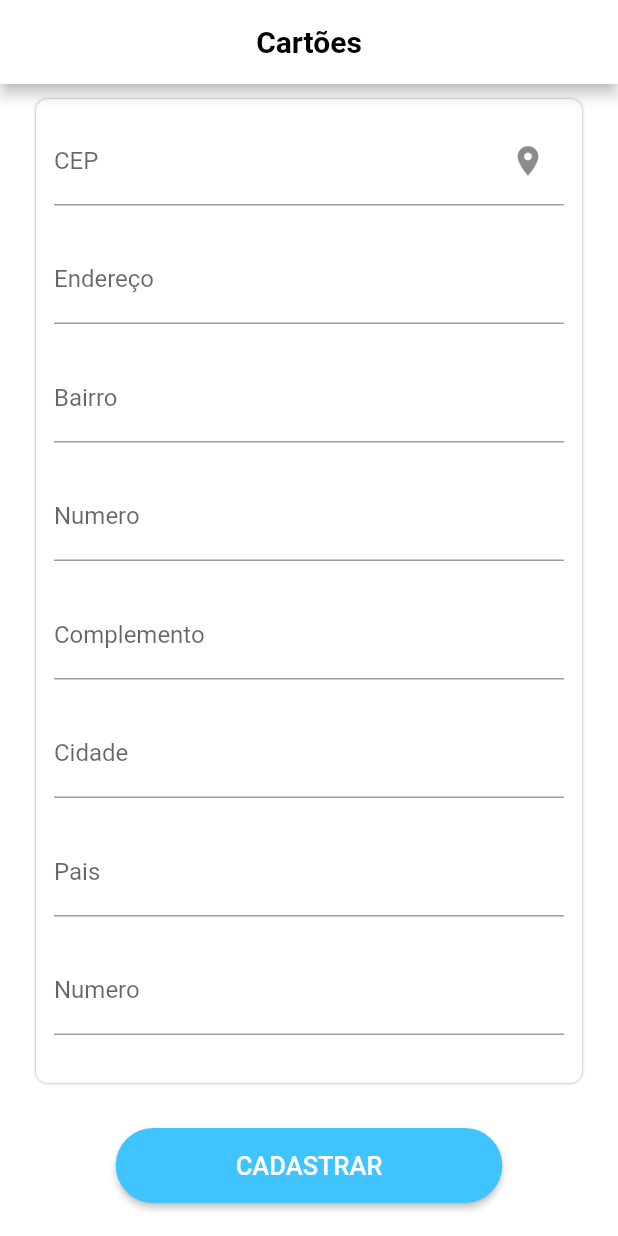
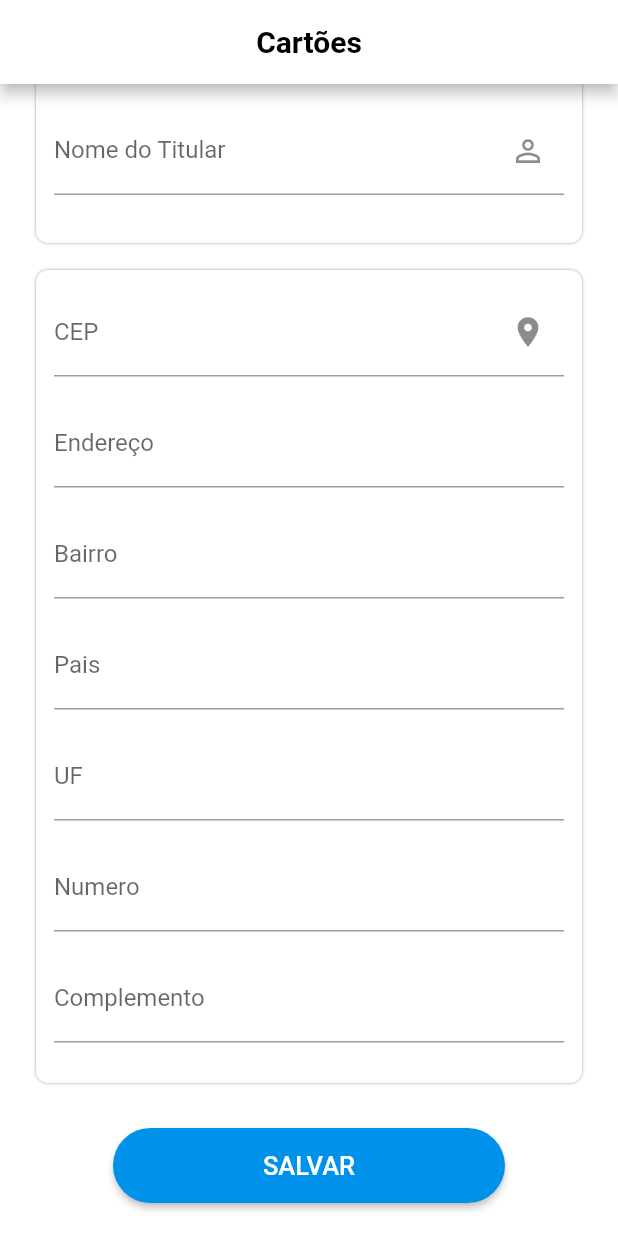
Before and after one commit to JoaoNery89/payment_card, a Flutter app: the screen it shows after launch, on a phone screen of 412 x 824 dp. Run offline on Flutter 3.47's test engine with Material 2 defaults, Android fonts, the phone set to English and light mode, and no system bars.

Commit message:
add autofill for some input when user types their CEP

```diff
--- a/lib/constants/meusDados.dart
+++ b/lib/constants/meusDados.dart
@@ -2,5 +2,5 @@ class Strings {
   static const String appName = 'Cartão';
   static const String fieldReq = 'Campo Obrigatório';
   static const String numberIsInvalid = 'Cartão Inválido';
-  static const String register = 'Cadastrar';
+  static const String register = 'Salvar';
 }
--- /dev/null
+++ b/lib/model/cepModel.dart
@@ -0,0 +1,63 @@
+class CepModel {
+
+  final String cep;
+  final String logradouro;
+  final String complemento;
+  final String bairro;
+  final String localidade;
+  final String uf;
+  final String unidade;
+  final String ibge;
+  final String gia;
+
+  CepModel({
+    this.cep,
+    this.logradouro,
+    this.complemento,
+    this.bairro,
+    this.localidade,
+    this.uf,
+    this.unidade,
+    this.ibge,
+    this.gia,
+  });
+
+  factory CepModel.fromJson(Map<String, dynamic> json) => CepModel(
+    cep: json["cep"],
+    logradouro: json["logradouro"],
+    complemento: json["complemento"],
+    bairro: json["bairro"],
+    localidade: json["localidade"],
+    uf: json["uf"],
+    unidade: json["unidade"],
+    ibge: json["ibge"],
+    gia: json["gia"],
+  );
+
+  static Map<String, dynamic> toJson(CepModel cepLogradouro) => {
+    "cep": cepLogradouro.cep,
+    "logradouro": cepLogradouro.logradouro,
+    "complemento": cepLogradouro.complemento,
+    "bairro": cepLogradouro.bairro,
+    "localidade": cepLogradouro.localidade,
+    "uf": cepLogradouro.uf,
+    "unidade": cepLogradouro.unidade,
+    "ibge": cepLogradouro.ibge,
+    "gia": cepLogradouro.gia,
+  };
+}
+
+class CepResponse {
+  final CepModel results;
+  final String error;
+
+  CepResponse(this.results, this.error);
+
+  CepResponse.fromJson(Map<String, dynamic> json)
+    : results = new CepModel.fromJson(json),
+      error = "";
+
+  CepResponse.withError(String errorValue)
+    : results = CepModel(),
+      error = errorValue;
+}
--- a/lib/screens/myCard.dart
+++ b/lib/screens/myCard.dart
@@ -7,6 +7,7 @@ import 'package:flutter/cupertino.dart';
 import '../constants/input_formatters.dart';
 import '../constants/meusDados.dart';
 import '../constants/utils.dart';
+import '../model/cepModel.dart';
 
 class MyCard extends StatefulWidget {
   MyCard({Key key, this.title}) : super(key: key);
@@ -21,6 +22,7 @@ class _MyCardState extends State<MyCard> {
   TextEditingController cardNumberController;
   var _scaffoldKey = GlobalKey<ScaffoldState>();
   var _formKey = GlobalKey<FormState>();
+
   var numberController = TextEditingController();
   var nameController = TextEditingController();
   var validateDateController = TextEditingController();
@@ -34,6 +36,7 @@ class _MyCardState extends State<MyCard> {
   var cidadeController = TextEditingController();
   var estadoController = TextEditingController();
   var paisController = TextEditingController();
+  var ufController = TextEditingController();
 
   var _autoValidate = false;
 
@@ -59,7 +62,6 @@ class _MyCardState extends State<MyCard> {
     super.initState();
   }
 
-
   void getCep() async {
     String cep = cepController.text;
     var url = 'https://viacep.com.br/ws/$cep/json/';
@@ -67,14 +69,19 @@ class _MyCardState extends State<MyCard> {
     var response = await http.get(url);
     if (response.statusCode == 200) {
       var jsonResponse = convert.jsonDecode(response.body);
-      var itemCount = jsonResponse['totalItems'];
+      CepModel cepResponse = CepModel.fromJson(jsonResponse);
+      setState(() {
+        logradouroController.text = cepResponse.logradouro;
+        bairroController.text = cepResponse.bairro;
+        cidadeController.text = cepResponse.localidade;
+        ufController.text = cepResponse.uf;
+      });
       print('Resposta ao chamar CEP: $jsonResponse');
     } else {
       print('Deu erro ao chamar CEP? :${response.statusCode}');
     }
 
   }
-
 
   @override
   Widget build(BuildContext context) {
@@ -348,7 +355,7 @@ class _MyCardState extends State<MyCard> {
                             },
                           ),
                           SizedBox(
-                            height: 20.0,
+                            height: 15.0,
                           ),
                           TextFormField(
                             decoration: InputDecoration(
@@ -358,7 +365,7 @@ class _MyCardState extends State<MyCard> {
                             controller: logradouroController,
                           ),
                           SizedBox(
-                            height: 20.0,
+                            height: 15.0,
                           ),
                           TextFormField(
                             decoration: InputDecoration(
@@ -368,7 +375,27 @@ class _MyCardState extends State<MyCard> {
                             controller: bairroController,
                           ),
                           SizedBox(
-                            height: 20.0,
+                            height: 15.0,
+                          ),
+                          TextFormField(
+                            decoration: InputDecoration(
+                              labelText: "Pais",
+                            ),
+                            keyboardType: TextInputType.number,
+                            controller: paisController,
+                          ),
+                          SizedBox(
+                            height: 15.0,
+                          ),
+                          TextFormField(
+                            decoration: InputDecoration(
+                              labelText: "UF",
+                            ),
+                            keyboardType: TextInputType.number,
+                            controller: ufController,
+                          ),
+                          SizedBox(
+                            height: 15.0,
                           ),
                           TextFormField(
                             decoration: InputDecoration(
@@ -378,7 +405,7 @@ class _MyCardState extends State<MyCard> {
                             controller: numeroController,
                           ),
                           SizedBox(
-                            height: 20.0,
+                            height: 15.0,
                           ),
                           TextFormField(
                             decoration: InputDecoration(
@@ -388,37 +415,7 @@ class _MyCardState extends State<MyCard> {
                             controller: complementoController,
                           ),
                           SizedBox(
-                            height: 20.0,
-                          ),
-                          TextFormField(
-                            decoration: InputDecoration(
-                              labelText: "Cidade",
-                            ),
-                            keyboardType: TextInputType.number,
-                            controller: cidadeController,
-                          ),
-                          SizedBox(
-                            height: 20.0,
-                          ),
-                          TextFormField(
-                            decoration: InputDecoration(
-                              labelText: "Pais",
-                            ),
-                            keyboardType: TextInputType.number,
-                            controller: paisController,
-                          ),
-                          SizedBox(
-                            height: 20.0,
-                          ),
-                          TextFormField(
-                            decoration: InputDecoration(
-                              labelText: "Numero",
-                            ),
-                            keyboardType: TextInputType.number,
-                            controller: bairroController,
-                          ),
-                          SizedBox(
-                            height: 20.0,
+                            height: 15.0,
                           ),
                         ],
                       ),
@@ -457,6 +454,7 @@ class _MyCardState extends State<MyCard> {
     cidadeController.dispose();
     estadoController.dispose();
     paisController.dispose();
+    ufController.dispose();
 
     super.dispose();
   }
@@ -486,7 +484,7 @@ class _MyCardState extends State<MyCard> {
     if (Platform.isIOS) {
       return CupertinoButton(
         onPressed: _validateInputs,
-        color: CupertinoColors.activeBlue,
+        color: CupertinoColors.systemBlue,
         child: const Text(
           Strings.register,
           style: const TextStyle(fontSize: 17.0,),
@@ -495,12 +493,12 @@ class _MyCardState extends State<MyCard> {
     } else {
       return RaisedButton(
         onPressed: _validateInputs,
-        color: Colors.lightBlueAccent,
+        color: Colors.lightBlueAccent.shade700,
         splashColor: Colors.blueAccent,
         shape: RoundedRectangleBorder(
           borderRadius: const BorderRadius.all(const Radius.circular(100.0,),),
         ),
-        padding: const EdgeInsets.symmetric(vertical: 15.0, horizontal: 80.0,),
+        padding: const EdgeInsets.symmetric(vertical: 15.0, horizontal: 100.0,),
         textColor: Colors.white,
         child: Text(
           Strings.register.toUpperCase(),
```
Lines whose indentation alone changed are shown as unchanged.
